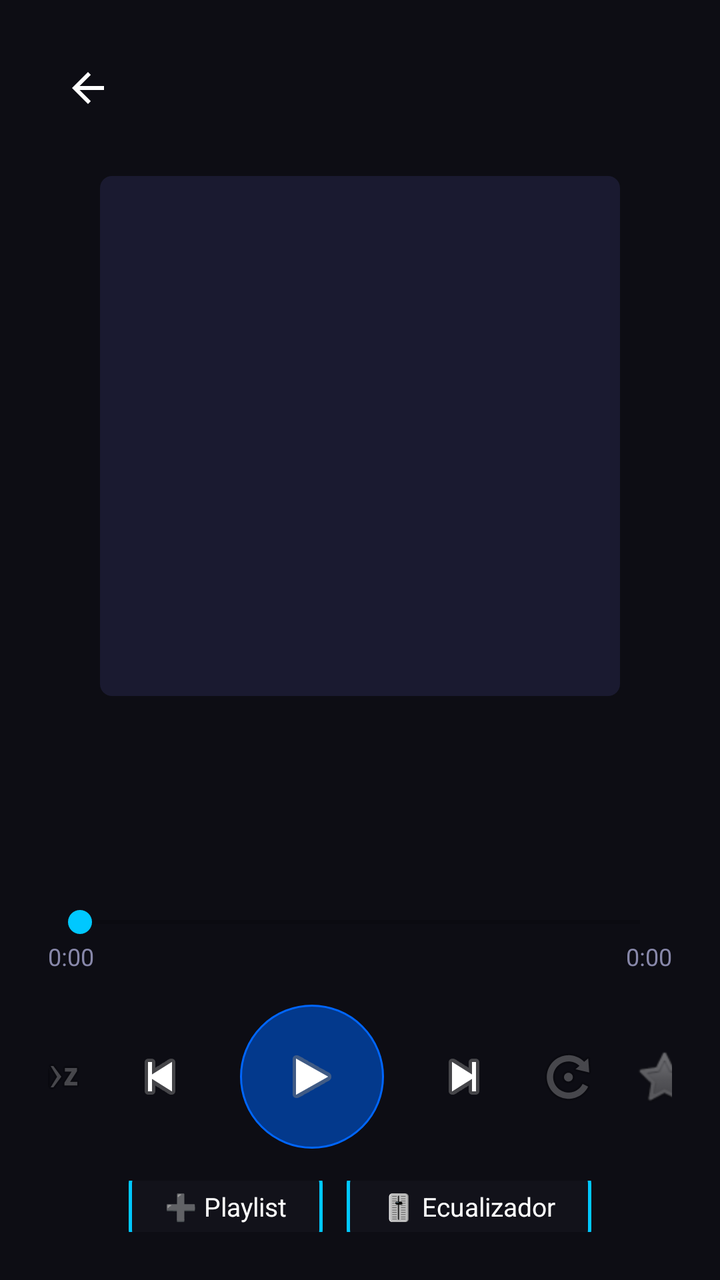
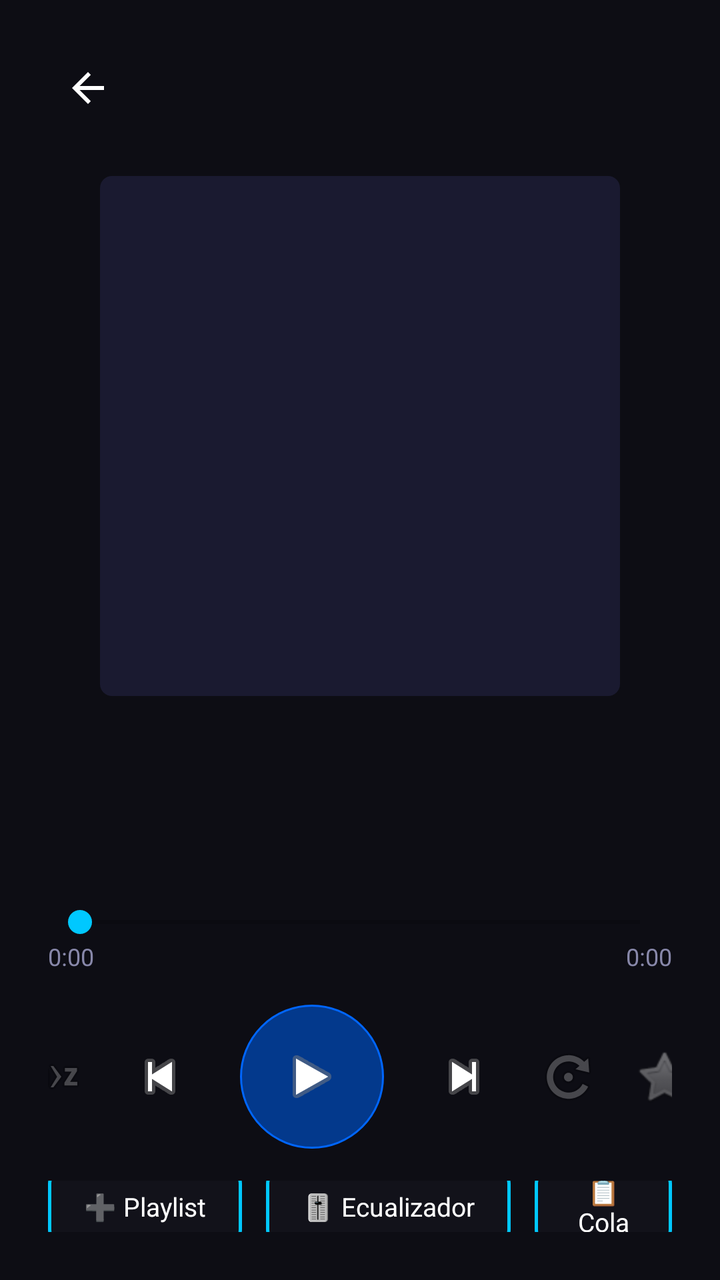

The first picture is an Android layout as it rendered before a commit; the second is the same layout after the commit. The layout source and the unified diff follow.
<!-- AndroidManifest.xml: activity theme Theme.StreamVault.Player -->
<!-- res/layout/activity_player_music.xml -->
<?xml version="1.0" encoding="utf-8"?>
<LinearLayout xmlns:android="http://schemas.android.com/apk/res/android"
    android:layout_width="match_parent"
    android:layout_height="match_parent"
    android:orientation="vertical"
    android:background="#0D0D14"
    android:padding="24dp">

    <ImageButton
        android:id="@+id/btnClosePlayer"
        android:layout_width="40dp"
        android:layout_height="40dp"
        android:background="?attr/selectableItemBackgroundBorderless"
        android:src="@drawable/ic_arrow_back" />

    <ImageView
        android:id="@+id/ivCover"
        android:layout_width="260dp"
        android:layout_height="260dp"
        android:layout_gravity="center_horizontal"
        android:layout_marginTop="24dp"
        android:scaleType="centerCrop"
        android:background="@drawable/cover_bg" />

    <TextView
        android:id="@+id/tvNowTitle"
        android:layout_width="match_parent"
        android:layout_height="wrap_content"
        android:gravity="center"
        android:textColor="#FFFFFF"
        android:textSize="20sp"
        android:textStyle="bold"
        android:maxLines="2"
        android:ellipsize="end"
        android:layout_marginTop="28dp" />

    <TextView
        android:id="@+id/tvNowArtist"
        android:layout_width="match_parent"
        android:layout_height="wrap_content"
        android:gravity="center"
        android:textColor="#8888AA"
        android:textSize="14sp"
        android:maxLines="1"
        android:ellipsize="end"
        android:layout_marginTop="6dp" />

    <SeekBar
        android:id="@+id/seekMusic"
        android:layout_width="match_parent"
        android:layout_height="wrap_content"
        android:layout_marginTop="24dp" />

    <LinearLayout
        android:layout_width="match_parent"
        android:layout_height="wrap_content"
        android:orientation="horizontal">

        <TextView
            android:id="@+id/tvCurrentTime"
            android:layout_width="0dp"
            android:layout_height="wrap_content"
            android:layout_weight="1"
            android:text="0:00"
            android:textColor="#8888AA"
            android:textSize="12sp" />

        <TextView
            android:id="@+id/tvTotalTime"
            android:layout_width="wrap_content"
            android:layout_height="wrap_content"
            android:text="0:00"
            android:textColor="#8888AA"
            android:textSize="12sp" />
    </LinearLayout>

    <LinearLayout
        android:layout_width="match_parent"
        android:layout_height="wrap_content"
        android:orientation="horizontal"
        android:gravity="center"
        android:layout_marginTop="16dp">

        <ImageButton
            android:id="@+id/btnShuffle"
            android:layout_width="48dp"
            android:layout_height="48dp"
            android:alpha="0.4"
            android:background="?attr/selectableItemBackgroundBorderless"
            android:src="@android:drawable/ic_menu_sort_alphabetically" />

        <ImageButton
            android:id="@+id/btnPrev"
            android:layout_width="56dp"
            android:layout_height="56dp"
            android:background="?attr/selectableItemBackgroundBorderless"
            android:src="@android:drawable/ic_media_previous" />

        <ImageButton
            android:id="@+id/btnPlayPause"
            android:layout_width="72dp"
            android:layout_height="72dp"
            android:layout_marginHorizontal="12dp"
            android:background="@drawable/btn_icon_circle_accent"
            android:src="@android:drawable/ic_media_play" />

        <ImageButton
            android:id="@+id/btnNext"
            android:layout_width="56dp"
            android:layout_height="56dp"
            android:background="?attr/selectableItemBackgroundBorderless"
            android:src="@android:drawable/ic_media_next" />

        <ImageButton
            android:id="@+id/btnRepeat"
            android:layout_width="48dp"
            android:layout_height="48dp"
            android:alpha="0.4"
            android:background="?attr/selectableItemBackgroundBorderless"
            android:src="@android:drawable/ic_menu_rotate" />

        <ImageButton
            android:id="@+id/btnFav"
            android:layout_width="48dp"
            android:layout_height="48dp"
            android:alpha="0.4"
            android:background="?attr/selectableItemBackgroundBorderless"
            android:src="@android:drawable/btn_star_big_off" />
    </LinearLayout>

    <LinearLayout
        android:layout_width="match_parent"
        android:layout_height="wrap_content"
        android:orientation="horizontal"
        android:gravity="center"
        android:layout_marginTop="16dp">

        <TextView
            android:id="@+id/btnAddToPlaylist"
            android:layout_width="wrap_content"
            android:layout_height="44dp"
            android:gravity="center"
            android:paddingHorizontal="18dp"
            android:background="@drawable/btn_secondary"
            android:text="➕ Playlist"
            android:textColor="#FFFFFF"
            android:textSize="13sp" />

        <TextView
            android:id="@+id/btnEqualizer"
            android:layout_width="wrap_content"
            android:layout_height="44dp"
            android:gravity="center"
            android:layout_marginStart="12dp"
            android:paddingHorizontal="18dp"
            android:background="@drawable/btn_secondary"
            android:text="🎚 Ecualizador"
            android:textColor="#FFFFFF"
            android:textSize="13sp" />
    </LinearLayout>
</LinearLayout>
<!-- resources referenced by this layout -->
<resources>
  <!-- drawable btn_icon_circle_accent (drawable) -->
  <?xml version="1.0" encoding="utf-8"?>
  <shape xmlns:android="http://schemas.android.com/apk/res/android" android:shape="oval">
      <solid android:color="#CC0044AA"/>
      <stroke android:width="1dp" android:color="#0066FF"/>
  </shape>
  <!-- drawable btn_secondary (drawable) -->
  <?xml version="1.0" encoding="utf-8"?>
  <shape xmlns:android="http://schemas.android.com/apk/res/android" android:shape="rectangle">
      <solid android:color="#12121A"/>
      <stroke android:width="1.5dp" android:color="#00C8FF"/>
      <corners android:radius="10dp"/>
  </shape>
  <!-- drawable cover_bg (drawable) -->
  <?xml version="1.0" encoding="utf-8"?>
  <shape xmlns:android="http://schemas.android.com/apk/res/android" android:shape="rectangle">
      <solid android:color="#1A1A30"/>
      <corners android:radius="6dp"/>
  </shape>
  <!-- drawable ic_arrow_back (drawable) -->
  <?xml version="1.0" encoding="utf-8"?>
  <vector xmlns:android="http://schemas.android.com/apk/res/android"
      android:width="24dp" android:height="24dp"
      android:viewportWidth="24" android:viewportHeight="24">
      <path android:fillColor="#FFFFFF"
          android:pathData="M20,11H7.83l5.59,-5.59L12,4l-8,8 8,8 1.41,-1.41L7.83,13H20v-2z"/>
  </vector>
  <style name="Theme.StreamVault.Player" parent="Theme.StreamVault">
          <item name="android:windowFullscreen">true</item>
          <item name="android:windowLayoutInDisplayCutoutMode">shortEdges</item>
      </style>
  <style name="Theme.StreamVault" parent="Theme.MaterialComponents.DayNight.NoActionBar">
          <item name="colorPrimary">@color/accent_blue</item>
          <item name="colorPrimaryDark">@color/bg_dark</item>
          <item name="colorAccent">@color/accent_cyan</item>
          <item name="android:windowBackground">@color/bg_dark</item>
          <item name="android:statusBarColor">@color/bg_dark</item>
          <item name="android:navigationBarColor">@color/bg_dark</item>
      </style>
  <color name="accent_blue">#0066FF</color>
  <color name="bg_dark">#0A0A0F</color>
  <color name="accent_cyan">#00C8FF</color>
</resources>

<!-- the commit's change to res/layout/activity_player_music.xml (unified diff, before → after) -->
@@ -157,5 +157,17 @@
             android:text="🎚 Ecualizador"
             android:textColor="#FFFFFF"
             android:textSize="13sp" />
+
+        <TextView
+            android:id="@+id/btnQueue"
+            android:layout_width="wrap_content"
+            android:layout_height="44dp"
+            android:gravity="center"
+            android:layout_marginStart="12dp"
+            android:paddingHorizontal="18dp"
+            android:background="@drawable/btn_secondary"
+            android:text="📋 Cola"
+            android:textColor="#FFFFFF"
+            android:textSize="13sp" />
     </LinearLayout>
 </LinearLayout>
